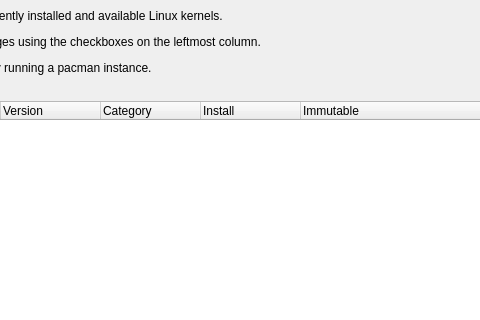
This is src/km-window.ui in MadGoatHaz/kernel-manager as Qt 5 draws it before an edit; both pictures show x 209 to 689 and y 0 to 320 of the 887 by 544 pixel window. The edited form follows.
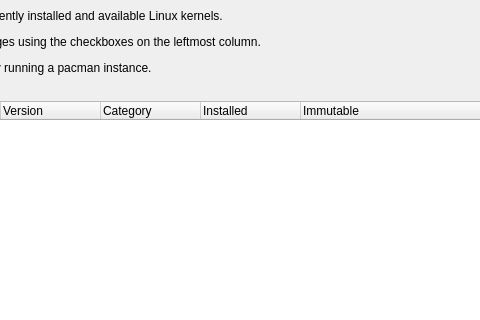
This is the edited form.

Commit message: feat(e15): rename tree column header Install -> Installed

What changed in the file:
```diff
--- a/src/km-window.ui
+++ b/src/km-window.ui
@@ -80,7 +80,7 @@
       </column>
       <column>
        <property name="text">
-        <string>Install</string>
+        <string>Installed</string>
        </property>
       </column>
       <column>
```
